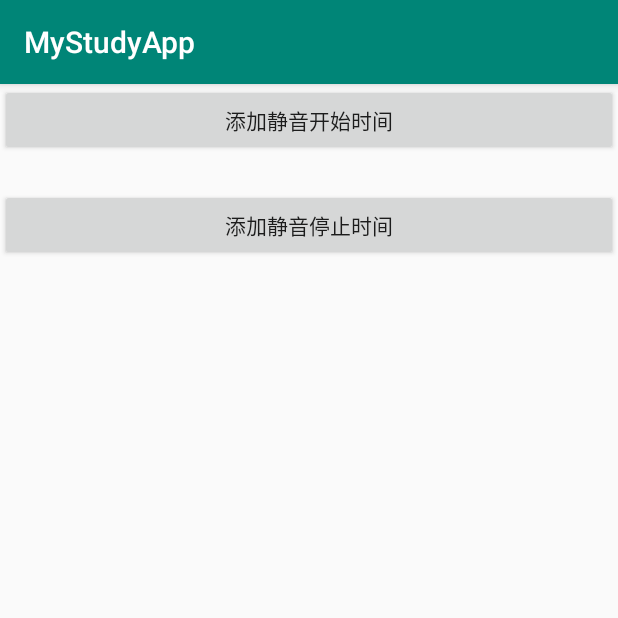
After one commit to Joshua-Lu/MyStudyApp, an Android app: the TestAlarmManagerActivity screen opened directly, with no data from a screen before it, on a phone screen of 412 x 824 dp, the top half of it. The commit adds this screen. Run offline under Robolectric (Android 15) with nearby library versions, the phone set to English and light mode, and no system bars.

Commit message:
add TestAlarmManagerActivity

```diff
--- /dev/null
+++ b/app/src/main/java/com/joshua/myapplication/activity/TestAlarmManagerActivity.java
@@ -0,0 +1,97 @@
+package com.joshua.myapplication.activity;
+
+import android.app.Activity;
+import android.app.AlarmManager;
+import android.app.AlertDialog;
+import android.app.PendingIntent;
+import android.content.Context;
+import android.content.DialogInterface;
+import android.content.Intent;
+import android.content.SharedPreferences;
+import android.os.Bundle;
+import android.view.View;
+import android.widget.Button;
+import android.widget.TextView;
+import android.widget.TimePicker;
+
+import com.joshua.myapplication.R;
+import com.joshua.myapplication.receiver.TimeReceiver;
+
+import androidx.appcompat.app.AppCompatActivity;
+
+/**
+ * 测试AlarmManager定时器功能
+ * Created by Joshua on 2020-2-24 17:36:36.
+ */
+public class TestAlarmManagerActivity extends AppCompatActivity implements View.OnClickListener {
+
+
+    private SharedPreferences sharedPreferences1;
+    private SharedPreferences sharedPreferences2;
+    private TextView tvAlarmRecord1;
+    private TextView tvAlarmRecord2;
+
+    @Override
+    public void onClick(View v) {
+        View view = getLayoutInflater().inflate(R.layout.time, null);
+        final TimePicker timePicker1 = (TimePicker) view.findViewById(R.id.timepicker1);
+
+        timePicker1.setIs24HourView(true);
+
+        switch (v.getId()) {
+            case R.id.btnAddAlarm1: {
+                new AlertDialog.Builder(this).setTitle("设置静音开始时间").setView(view).setPositiveButton("确定", new DialogInterface.OnClickListener() {
+
+
+                    @Override
+                    public void onClick(DialogInterface dialog, int which) {
+                        String timeStr = String.valueOf(timePicker1.getCurrentHour()) + ":" + String.valueOf(timePicker1.getCurrentMinute());
+
+                        tvAlarmRecord1.setText(tvAlarmRecord1.getText().toString() + "\n" + timeStr);
+                        sharedPreferences1.edit().putString(timeStr, timeStr).commit();
+                    }
+                }).setNegativeButton("取消", null).show();
+                break;
+            }
+            case R.id.btnAddAlarm2: {
+                new AlertDialog.Builder(this).setTitle("设置静音结束时间").setView(view).setPositiveButton("确定", new DialogInterface.OnClickListener() {
+                    @Override
+                    public void onClick(DialogInterface dialog, int which) {
+                        String timeStr = String.valueOf(timePicker1.getCurrentHour()) + ":" + String.valueOf(timePicker1.getCurrentMinute());
+
+                        tvAlarmRecord2.setText(tvAlarmRecord2.getText().toString() + "\n" + timeStr);
+                        sharedPreferences2.edit().putString(timeStr, timeStr).commit();
+                    }
+                }).setNegativeButton("取消", null).show();
+                break;
+            }
+        }
+
+
+    }
+
+    @Override
+    public void onCreate(Bundle savedInstanceState) {
+        super.onCreate(savedInstanceState);
+        setContentView(R.layout.activity_test_alarm_manager);
+        Button btnAddAlarm1 = (Button) findViewById(R.id.btnAddAlarm1);
+        Button btnAddAlarm2 = (Button) findViewById(R.id.btnAddAlarm2);
+        tvAlarmRecord1 = (TextView) findViewById(R.id.tvAlarmRecord1);
+        tvAlarmRecord2 = (TextView) findViewById(R.id.tvAlarmRecord2);
+        btnAddAlarm1.setOnClickListener(this);
+        btnAddAlarm2.setOnClickListener(this);
+
+        sharedPreferences1 = getSharedPreferences("alarm_record1",
+                Activity.MODE_PRIVATE);
+        sharedPreferences2 = getSharedPreferences("alarm_record2",
+                Activity.MODE_PRIVATE);
+
+        AlarmManager alarmManager = (AlarmManager) getSystemService(Context.ALARM_SERVICE);
+        Intent intent = new Intent(this, TimeReceiver.class);
+        PendingIntent pendingIntent = PendingIntent.getBroadcast(this, 0,
+                intent, 0);
+        alarmManager.setRepeating(AlarmManager.RTC, 0, 60 * 1000, pendingIntent);
+
+    }
+
+}
--- /dev/null
+++ b/app/src/main/res/layout/activity_test_alarm_manager.xml
@@ -0,0 +1,30 @@
+<?xml version="1.0" encoding="utf-8"?>
+<LinearLayout xmlns:android="http://schemas.android.com/apk/res/android"
+    android:layout_width="fill_parent"
+    android:layout_height="fill_parent"
+    android:orientation="vertical">
+
+    <Button
+        android:id="@+id/btnAddAlarm1"
+        android:layout_width="fill_parent"
+        android:layout_height="wrap_content"
+        android:text="添加静音开始时间" />
+
+    <TextView
+        android:id="@+id/tvAlarmRecord1"
+        android:layout_width="fill_parent"
+        android:layout_height="wrap_content"
+        android:textSize="16dp" />
+
+    <Button
+        android:id="@+id/btnAddAlarm2"
+        android:layout_width="match_parent"
+        android:layout_height="wrap_content"
+        android:text="添加静音停止时间" />
+
+    <TextView
+        android:id="@+id/tvAlarmRecord2"
+        android:layout_width="fill_parent"
+        android:layout_height="wrap_content"
+        android:textSize="16dp" />
+</LinearLayout>
```
Also changed, not shown: app/src/main/AndroidManifest.xml (+7 -0 lines), app/src/main/java/com/joshua/myapplication/activity/MainActivity.java (+48 -0 lines), app/src/main/java/com/joshua/myapplication/receiver/TimeReceiver.java (added, +48 -0 lines), app/src/main/res/layout/time.xml (added, +12 -0 lines).
